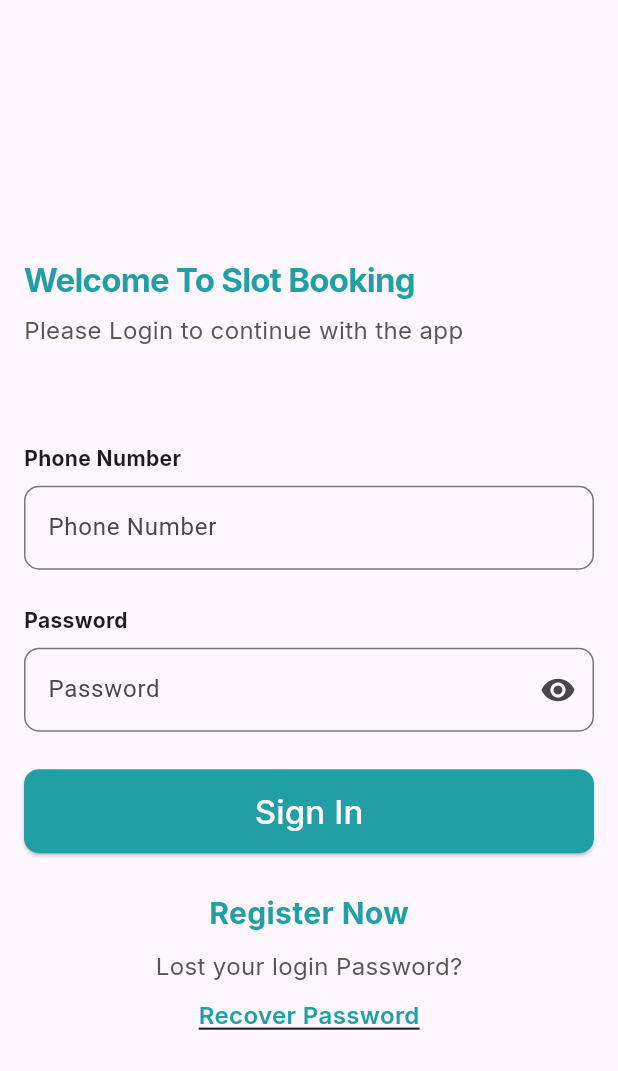
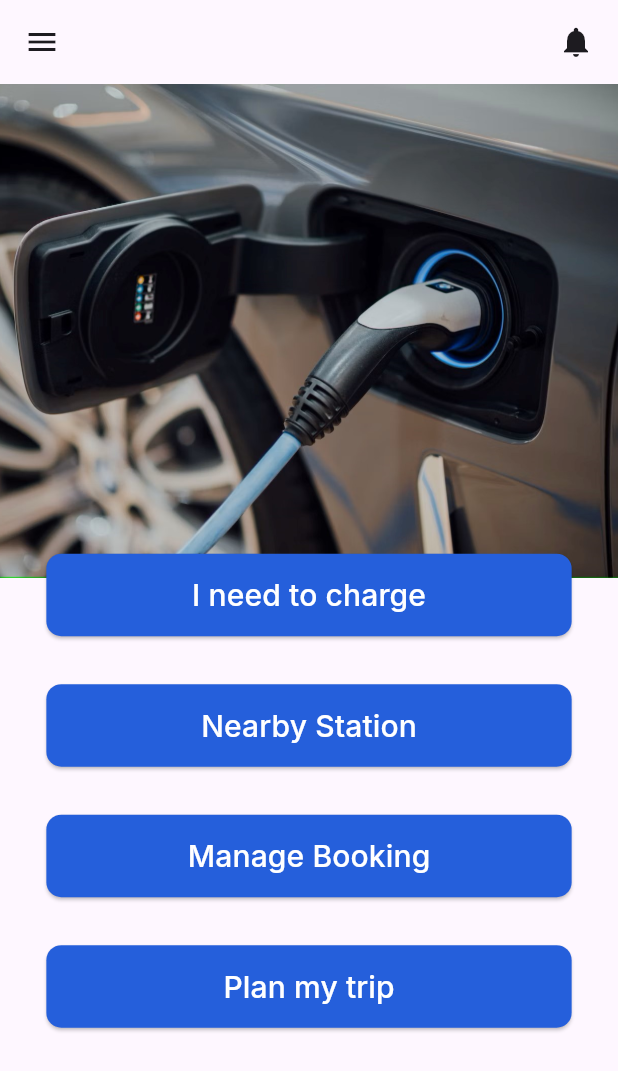
Before and after one commit to trickster1o1/slot-booking, a Flutter app: the screen it shows after launch, on a phone screen of 412 x 824 dp. Shown: the top 1071 px of the screen. Run offline on Flutter 3.47's test engine with Material 3 defaults, Android fonts, the phone set to English and light mode, and no system bars; our stand-ins replace google_fonts.

Commit message:
home page complete

```diff
--- /dev/null
+++ b/lib/global/helper.dart
@@ -0,0 +1,54 @@
+import 'package:flutter/material.dart';
+import 'package:google_fonts/google_fonts.dart';
+
+Text customText({text, type, customCol = const Color.fromARGB(255, 0, 0, 0)}) {
+  return Text(
+    text,
+    style: GoogleFonts.inter(
+      fontWeight: type == 'header' ? FontWeight.bold : FontWeight.normal,
+      color: customCol,
+    ),
+  );
+}
+
+AppBar customBar() {
+  return AppBar(
+    title: Row(
+      mainAxisAlignment: MainAxisAlignment.end,
+      children: [
+        Icon(Icons.notifications),
+      ],
+    ),
+  );
+}
+
+Drawer customDrawer() {
+  return Drawer(
+    child: ListView(
+      children: [
+        ListTile(
+          leading: Icon(Icons.person),
+          title: Text('Profile'),
+          onTap: null,
+        ),
+        ListTile(
+          leading: Icon(Icons.settings),
+          title: Text('Setting'),
+          onTap: null,
+        ),
+        ListTile(
+          leading: Icon(Icons.help),
+          title: Text('Help'),
+          onTap: null,
+        ),
+        ListTile(
+          leading: Icon(Icons.phone),
+          title: Text('Contact Us'),
+          onTap: null,
+        ),
+      ],
+    ),
+  );
+}
+
+Color priCol = Color.fromRGBO(37, 95, 219, 1);
--- a/lib/main.dart
+++ b/lib/main.dart
@@ -1,6 +1,8 @@
 import 'package:flutter/material.dart';
+import 'package:slot/pages/home.dart';
 // import 'package:google_fonts/google_fonts.dart';
 import 'package:slot/pages/login.dart';
+import 'package:slot/pages/signup.dart';
 
 void main() {
   runApp(MaterialApp(
@@ -9,6 +11,8 @@ void main() {
       // ),
       initialRoute: '/',
       routes: {
-        '/': (context) => Login(),
+        '/': (context) => Home(),
+        '/login': (context) => Login(),
+        '/signup': (context) => SignUp(),
       }));
 }
--- /dev/null
+++ b/lib/pages/home.dart
@@ -0,0 +1,90 @@
+import 'package:flutter/material.dart';
+import 'package:google_fonts/google_fonts.dart';
+import 'package:slot/global/helper.dart' as Global;
+
+class Home extends StatefulWidget {
+  const Home({super.key});
+
+  @override
+  State<Home> createState() => _HomeState();
+}
+
+class _HomeState extends State<Home> {
+  @override
+  Widget build(BuildContext context) {
+    return Scaffold(
+      drawer: Global.customDrawer(),
+      appBar: Global.customBar(),
+      body: Container(
+          alignment: Alignment.topCenter,
+          height: MediaQuery.of(context).size.height * 1,
+          width: MediaQuery.of(context).size.width * 1,
+          // decoration: BoxDecoration(
+          //   image: DecorationImage(
+          //     image: AssetImage("assets/homebg.png"),
+          //     // fit: BoxFit.contain,
+          //     // fit: BoxFit.scaleDown,
+          //   ),
+          // ),
+          child: SizedBox(
+            width: MediaQuery.of(context).size.width * 1,
+            child: Stack(
+              children: <Widget>[
+                SizedBox(
+                  height: MediaQuery.of(context).size.height * .4,
+                  child: Positioned.fill(
+                    child: Image.asset(
+                      "assets/homebg.png",
+                      fit: BoxFit.cover,
+                      alignment: Alignment.topCenter,
+                    ),
+                  ),
+                ),
+                SizedBox(
+                  width: MediaQuery.of(context).size.width * 1,
+                  child: Column(
+                    crossAxisAlignment: CrossAxisAlignment.center,
+                    children: [
+                      SizedBox(
+                        height: MediaQuery.of(context).size.height * .38,
+                      ),
+                      customBtn('I need to charge'),
+                      SizedBox(height: 32.0),
+                      customBtn('Nearby Station'),
+                      SizedBox(height: 32.0),
+                      customBtn('Manage Booking'),
+                      SizedBox(height: 32.0),
+                      customBtn('Plan my trip'),
+                    ],
+                  ),
+                )
+              ],
+            ),
+          )),
+    );
+  }
+
+  SizedBox customBtn(text) {
+    return SizedBox(
+      height: 55.0,
+      width: MediaQuery.sizeOf(context).width * .85,
+      child: ElevatedButton(
+        style: ElevatedButton.styleFrom(
+          backgroundColor: Global.priCol,
+          shape:
+              RoundedRectangleBorder(borderRadius: BorderRadius.circular(10)),
+        ),
+        onPressed: () {
+          Navigator.pushNamed(context, '/login');
+        },
+        child: Text(
+          text,
+          style: GoogleFonts.inter(
+            color: Colors.white,
+            fontSize: 20.0,
+          ),
+        ),
+      ),
+    );
+  }
+}
--- a/lib/pages/login.dart
+++ b/lib/pages/login.dart
@@ -1,5 +1,6 @@
 import 'package:flutter/material.dart';
 import 'package:google_fonts/google_fonts.dart';
+import 'package:slot/global/helper.dart' as Global;
 
 class Login extends StatefulWidget {
   const Login({super.key});
@@ -40,38 +41,32 @@ class _LoginState extends State<Login> {
               SizedBox(
                 height: 64.0,
               ),
-              Text(
-                'Phone Number',
-                style: GoogleFonts.inter(
-                  fontWeight: FontWeight.bold,
-                ),
-              ),
+              Global.customText(text: 'Phone Number', type: 'header'),
               SizedBox(
                 height: 8.0,
               ),
               TextField(
                 decoration: InputDecoration(
-                  border: OutlineInputBorder(
+                  enabledBorder: OutlineInputBorder(
                     borderRadius: BorderRadius.circular(10.0),
+                    borderSide: BorderSide(
+                        width: 1, color: Color.fromARGB(255, 158, 158, 158)),
                   ),
                   hintText: 'Phone Number',
                 ),
               ),
               SizedBox(height: 24.0),
-              Text(
-                'Password',
-                style: GoogleFonts.inter(
-                  fontWeight: FontWeight.bold,
-                ),
-              ),
+              Global.customText(text: 'Password', type: 'header'),
               SizedBox(
                 height: 8.0,
               ),
               TextField(
                 obscureText: passwordVisible,
                 decoration: InputDecoration(
-                  border: OutlineInputBorder(
+                  enabledBorder: OutlineInputBorder(
                     borderRadius: BorderRadius.circular(10.0),
+                    borderSide: BorderSide(
+                        width: 1, color: Color.fromARGB(255, 158, 158, 158)),
                   ),
                   suffixIcon: IconButton(
                     icon: Icon(passwordVisible
@@ -96,11 +91,13 @@ class _LoginState extends State<Login> {
                 width: MediaQuery.sizeOf(context).width * 1,
                 child: ElevatedButton(
                   style: ElevatedButton.styleFrom(
-                    backgroundColor: Color.fromARGB(255, 34, 159, 164),
+                    backgroundColor: Global.priCol,
                     shape: RoundedRectangleBorder(
                         borderRadius: BorderRadius.circular(10)),
                   ),
-                  onPressed: () {},
+                  onPressed: () {
+                    Navigator.pushNamed(context, '/');
+                  },
                   child: Text(
                     'Sign In',
                     style: GoogleFonts.inter(
@@ -112,12 +109,17 @@ class _LoginState extends State<Login> {
               ),
               SizedBox(height: 25.0),
               Center(
+                child: InkWell(
+                  onTap: () {
+                    Navigator.pushNamed(context, '/signup');
+                  },
                   child: Text(
                     'Register Now',
                     style: GoogleFonts.inter(
                       fontWeight: FontWeight.bold,
                       color: Color.fromARGB(255, 34, 159, 164),
                       fontSize: 20.0,
+                    ),
                   ),
                 ),
               ),
--- a/pubspec.yaml
+++ b/pubspec.yaml
@@ -60,9 +60,8 @@ flutter:
   uses-material-design: true
 
   # To add assets to your application, add an assets section, like this:
-  # assets:
-  #   - images/a_dot_burr.jpeg
-  #   - images/a_dot_ham.jpeg
+  assets:
+    - assets/homebg.png
 
   # An image asset can refer to one or more resolution-specific "variants", see
   # https://flutter.dev/assets-and-images/#resolution-aware
```
Also changed, not shown: lib/pages/signup.dart (added, +232 -0 lines), assets/homebg.png (added). Lines whose indentation alone changed are shown as unchanged.
